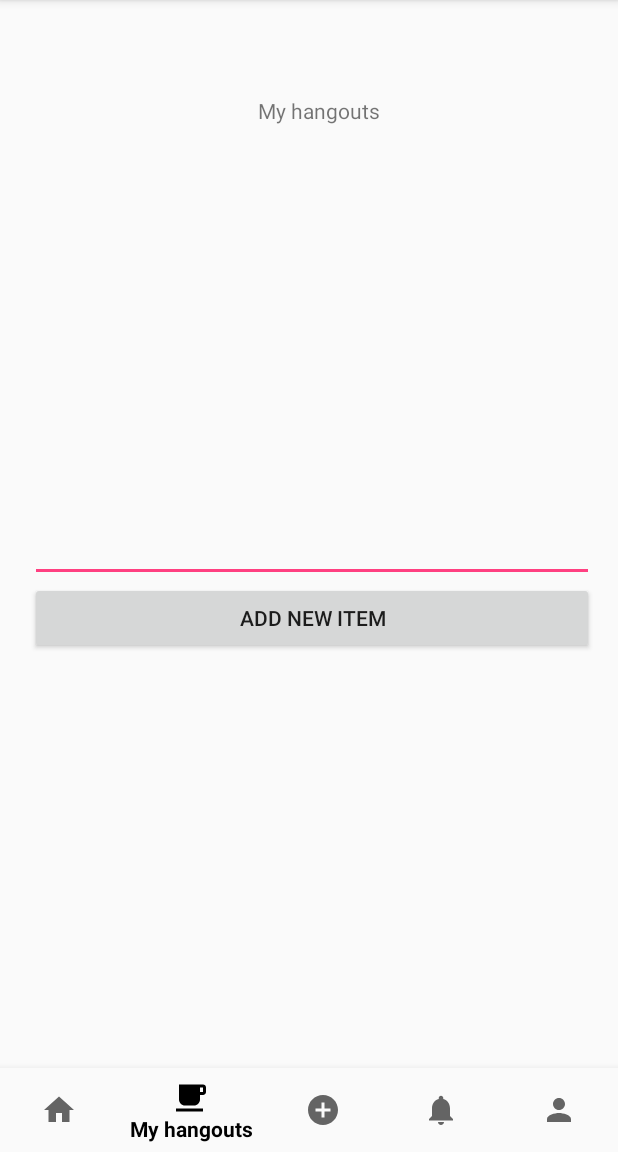
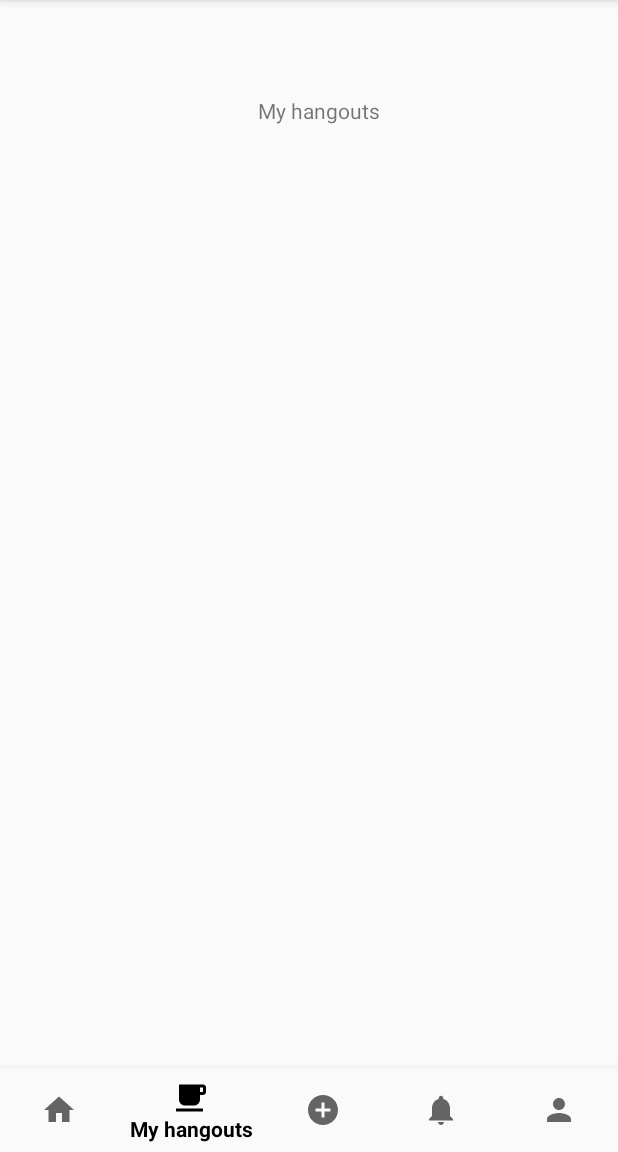
Before and after one commit to abhishek-rs/JustaBeerAndroid, an Android app: the screen it shows after launch (HomeActivity), item 2 of the bottom bar chosen, on a phone screen of 412 x 824 dp, the part 84-1236 px from its top. Run offline under Robolectric (Android 15) with nearby library versions, the phone set to English and light mode, and no system bars; our stand-ins replace Firebase (no records; nobody signed in at launch, a user with empty details on screens opened directly).

```diff
--- a/app/build.gradle
+++ b/app/build.gradle
@@ -30,11 +30,12 @@ dependencies {
     implementation 'com.android.support:design:26.1.0'
     implementation 'com.android.support.constraint:constraint-layout:1.0.2'
     implementation 'com.android.support:support-vector-drawable:26.1.0'
+    implementation 'com.google.android.gms:play-services-maps:11.6.0'
     testImplementation 'junit:junit:4.12'
     androidTestImplementation 'com.android.support.test:runner:1.0.1'
     androidTestImplementation 'com.android.support.test.espresso:espresso-core:3.0.1'
     implementation 'com.android.support:cardview-v7:26.1.0'
-    compile 'com.google.firebase:firebase-database:9.0.2'
+    compile 'com.google.firebase:firebase-database:11.6.0'
 }
 
 apply plugin: 'com.google.gms.google-services'
--- a/app/src/main/java/com/justagroup/justabeer/HomeActivity.java
+++ b/app/src/main/java/com/justagroup/justabeer/HomeActivity.java
@@ -68,8 +68,8 @@ public class HomeActivity extends AppCompatActivity {
         BottomNavigationViewHelper.disableShiftMode(navigation);
         navigation.setOnNavigationItemSelectedListener(mOnNavigationItemSelectedListener);
 
-        // Get ListView object from xml
-        final ListView listView = (ListView) findViewById(R.id.listView);
+        // Will delete this stuff later
+    /*    final ListView listView = (ListView) findViewById(R.id.listView);
 
         // Create a new Adapter
         final ArrayAdapter<String> adapter = new ArrayAdapter<>(this,
@@ -154,5 +154,6 @@ public class HomeActivity extends AppCompatActivity {
                 })
                 ;}
         })
-        ;}
+        */
+        }
 }
--- a/app/src/main/res/layout/activity_home.xml
+++ b/app/src/main/res/layout/activity_home.xml
@@ -17,46 +17,6 @@
         app:layout_constraintLeft_toLeftOf="parent"
         app:layout_constraintTop_toTopOf="parent" />
 
-    <LinearLayout xmlns:android="http://schemas.android.com/apk/res/android"
-        xmlns:tools="http://schemas.android.com/tools"
-        android:layout_width="match_parent"
-        android:layout_height="316dp"
-        android:layout_marginLeft="4dp"
-        android:layout_marginTop="136dp"
-        android:orientation="vertical"
-        android:paddingBottom="@dimen/activity_vertical_margin"
-        android:paddingLeft="@dimen/activity_horizontal_margin"
-        android:paddingRight="@dimen/activity_horizontal_margin"
-        android:paddingTop="@dimen/activity_vertical_margin"
-        app:layout_constraintLeft_toLeftOf="parent"
-        app:layout_constraintTop_toTopOf="parent"
-        tools:context=".MainActivity">
-
-        <ListView
-            android:id="@+id/listView"
-            android:layout_width="match_parent"
-            android:layout_height="0dp"
-            android:layout_weight="1"></ListView>
-
-        <LinearLayout
-            android:layout_width="match_parent"
-            android:layout_height="wrap_content"
-            android:layout_gravity="bottom"
-            android:orientation="vertical">
-
-            <EditText
-                android:id="@+id/todoText"
-                android:layout_width="fill_parent"
-                android:layout_height="wrap_content" />
-
-            <Button
-                android:id="@+id/addButton"
-                android:layout_width="fill_parent"
-                android:layout_height="wrap_content"
-                android:text="Add New Item" />
-        </LinearLayout>
-    </LinearLayout>
-
     <android.support.design.widget.BottomNavigationView
         android:id="@+id/navigation"
         android:layout_width="0dp"
--- a/build.gradle
+++ b/build.gradle
@@ -9,6 +9,7 @@ buildscript {
     dependencies {
         classpath 'com.android.tools.build:gradle:3.0.1'
         classpath 'com.google.gms:google-services:3.1.0'
+
 
         // NOTE: Do not place your application dependencies here; they belong
         // in the individual module build.gradle files
```
Also changed, not shown: app/src/main/java/com/justagroup/justabeer/Hangout.java (added, +111 -0 lines).
